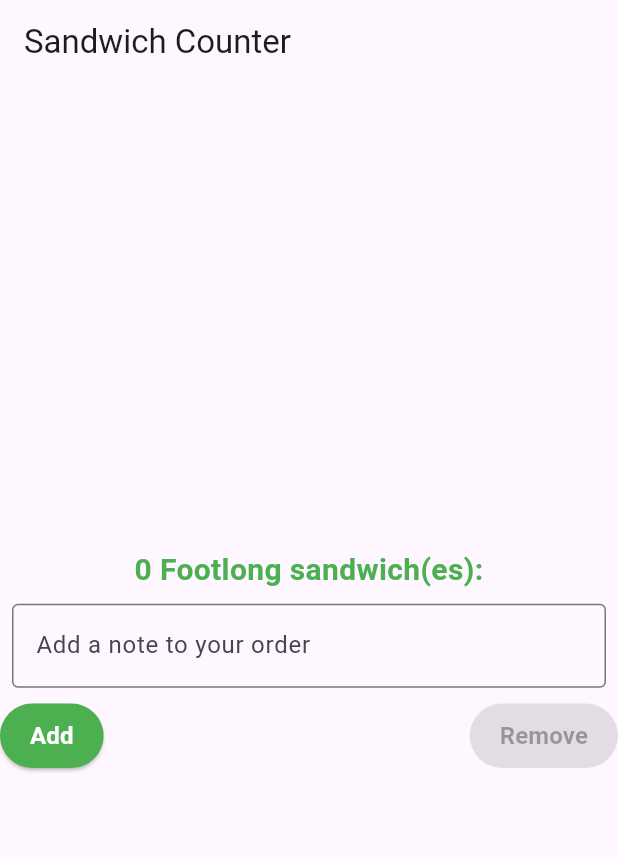
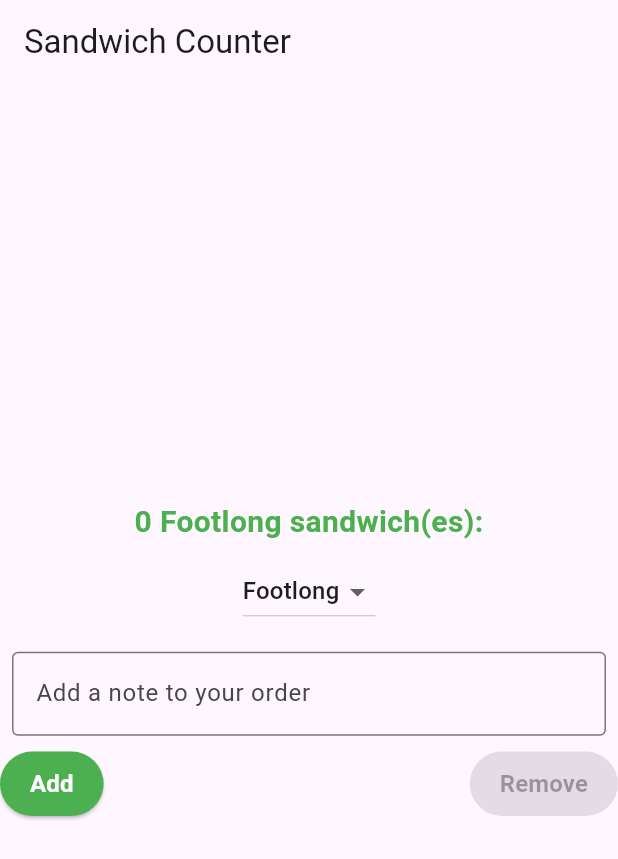
Before and after one commit to ChrystallaT1/sandwich_shop, a Flutter app: the screen it shows after launch, on a phone screen of 412 x 824 dp. Shown: the top 859 px of the screen. Run offline on Flutter 3.47's test engine with Material 3 defaults, Android fonts, the phone set to English and light mode, and no system bars.

Commit message:
Switch between sandwich types

```diff
--- a/lib/main.dart
+++ b/lib/main.dart
@@ -30,6 +30,7 @@ class OrderScreen extends StatefulWidget {
 class _OrderScreenState extends State<OrderScreen> {
   int _quantity = 0;
   final TextEditingController _noteController = TextEditingController();
+  String _selectedSandwichType = 'Footlong';
 
   void _increaseQuantity() {
     if (_quantity < widget.maxQuantity) {
@@ -51,7 +52,22 @@ class _OrderScreenState extends State<OrderScreen> {
         child: Column(
           mainAxisAlignment: MainAxisAlignment.center,
           children: <Widget>[
-            OrderItemDisplay(_quantity, 'Footlong'),
+            OrderItemDisplay(_quantity, _selectedSandwichType),
+            Padding(
+              padding: const EdgeInsets.all(8.0),
+              child: DropdownButton<String>(
+                value: _selectedSandwichType,
+                items: const [
+                  DropdownMenuItem(value: 'Footlong', child: Text('Footlong')),
+                  DropdownMenuItem(value: 'Six-inch', child: Text('Six-inch')),
+                ],
+                onChanged: (value) {
+                  setState(() {
+                    _selectedSandwichType = value!;
+                  });
+                },
+              ),
+            ),
             Padding(
               padding: const EdgeInsets.all(8.0),
               child: TextField(
```
